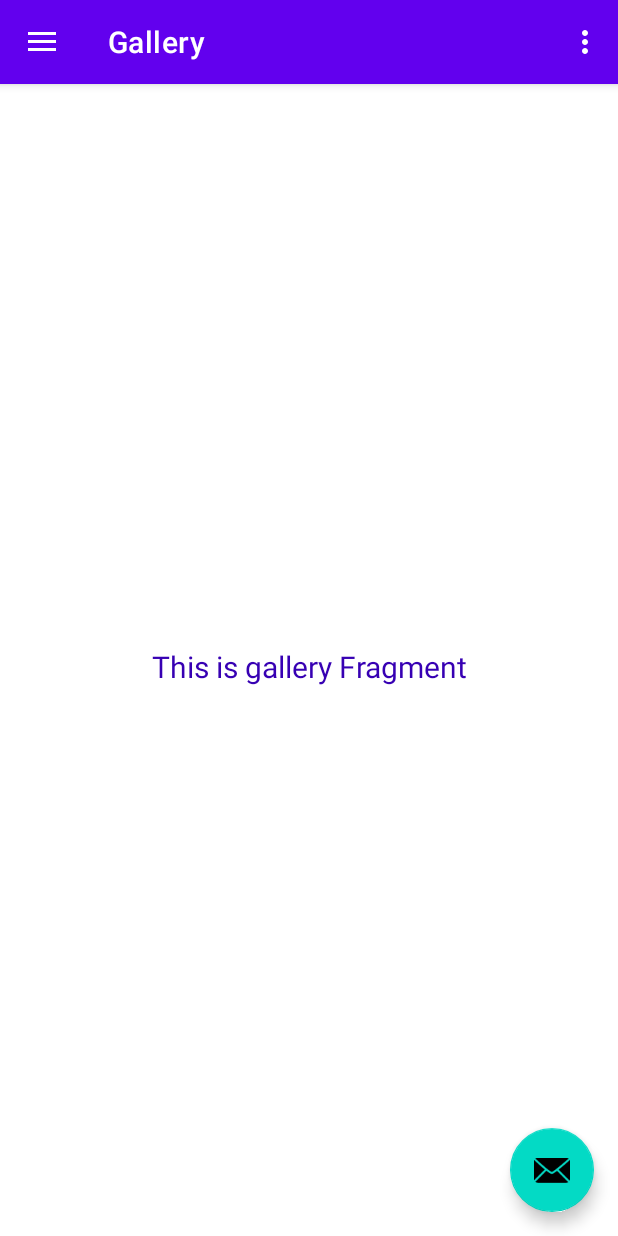
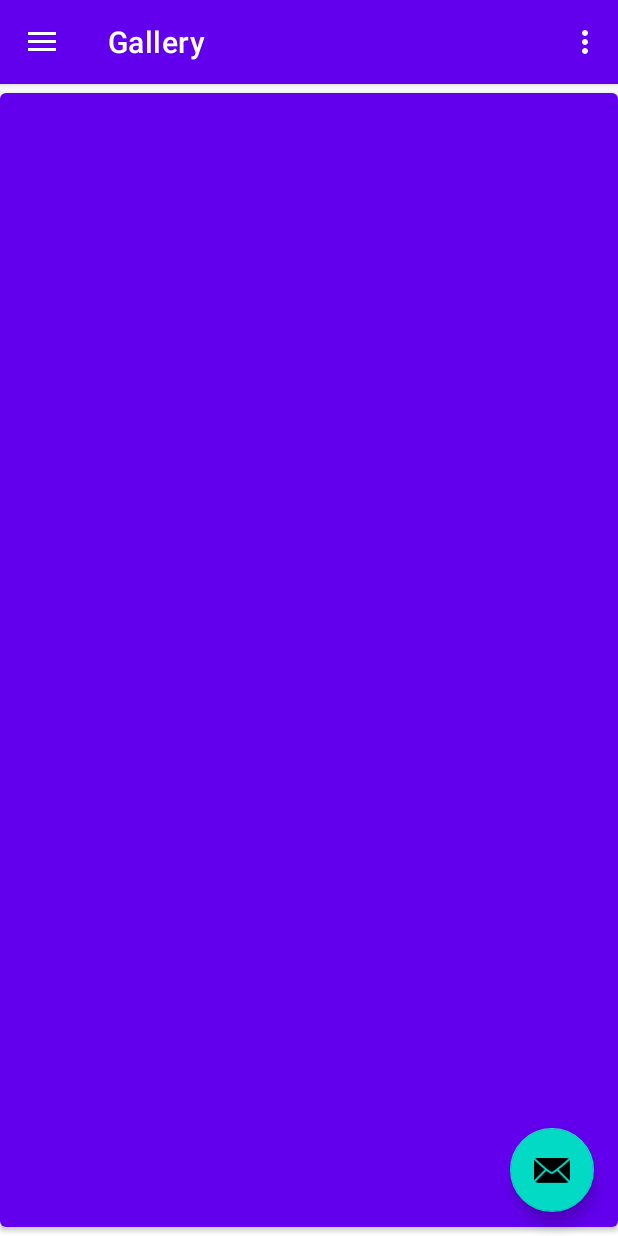
Before and after one commit to Ricardo55010/KotlinClientV2, an Android app: the screen it shows after launch (MainActivity), in the side drawer, after a tap on "Gallery", on a phone screen of 412 x 824 dp. Run offline under Robolectric (Android 15) with nearby library versions, the phone set to English and light mode, and no system bars; our stand-ins replace navigation-ui.

Commit message:
add: adding button and event to it to navigate to another fragment

```diff
--- a/app/src/main/java/com/example/kotlinclientv2/ui/gallery/GalleryFragment.kt
+++ b/app/src/main/java/com/example/kotlinclientv2/ui/gallery/GalleryFragment.kt
@@ -7,7 +7,9 @@ import android.view.ViewGroup
 import android.widget.TextView
 import androidx.fragment.app.Fragment
 import androidx.lifecycle.ViewModelProvider
+import androidx.navigation.fragment.findNavController
 import com.example.kotlinclientv2.databinding.FragmentGalleryBinding
+import com.example.kotlinclientv2.R
 
 class GalleryFragment : Fragment() {
 
@@ -33,6 +35,7 @@ class GalleryFragment : Fragment() {
             textView.text = it/*it is the default name for the property
             when no other is assigned*/
         } //observing the viewModel for changes in text variable
+        binding.button.setOnClickListener { findNavController().navigate(R.id.nav_home) } //adding navigation to another fragment based on the id defined in mobile/navigation.xml
         return root //this is the view, its return rather than used for setContentView
     }
 
--- a/app/src/main/res/layout/fragment_gallery.xml
+++ b/app/src/main/res/layout/fragment_gallery.xml
@@ -20,4 +20,8 @@
         app:layout_constraintEnd_toEndOf="parent"
         app:layout_constraintStart_toStartOf="parent"
         app:layout_constraintTop_toTopOf="parent" />
+    <Button
+        android:id="@+id/button"
+        android:layout_width="match_parent"
+        android:layout_height="match_parent"/> <!--This is important to get it in the binding in the fragment-->
 </androidx.constraintlayout.widget.ConstraintLayout>
```
